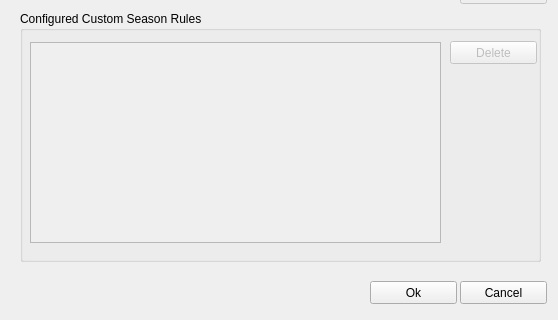
Qt form lib/webextractor/plugins/uifiles/tvdbmalaliasconfig.ui (KDE/nepomuk-webminer) before a commit; both pictures show x 0 to 558 and y 149 to 469 of the 558 by 469 pixel window.
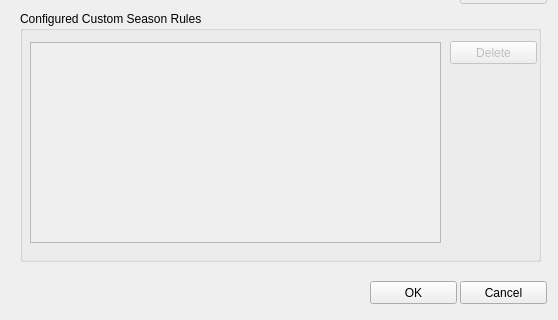
The same form after that commit.

Commit message: i18n: "Ok" -> "OK"

```diff
--- a/lib/webextractor/plugins/uifiles/tvdbmalaliasconfig.ui
+++ b/lib/webextractor/plugins/uifiles/tvdbmalaliasconfig.ui
@@ -269,7 +269,7 @@
     </rect>
    </property>
    <property name="text">
-    <string>Ok</string>
+    <string>OK</string>
    </property>
   </widget>
   <widget class="QPushButton" name="cancelButton">
```
